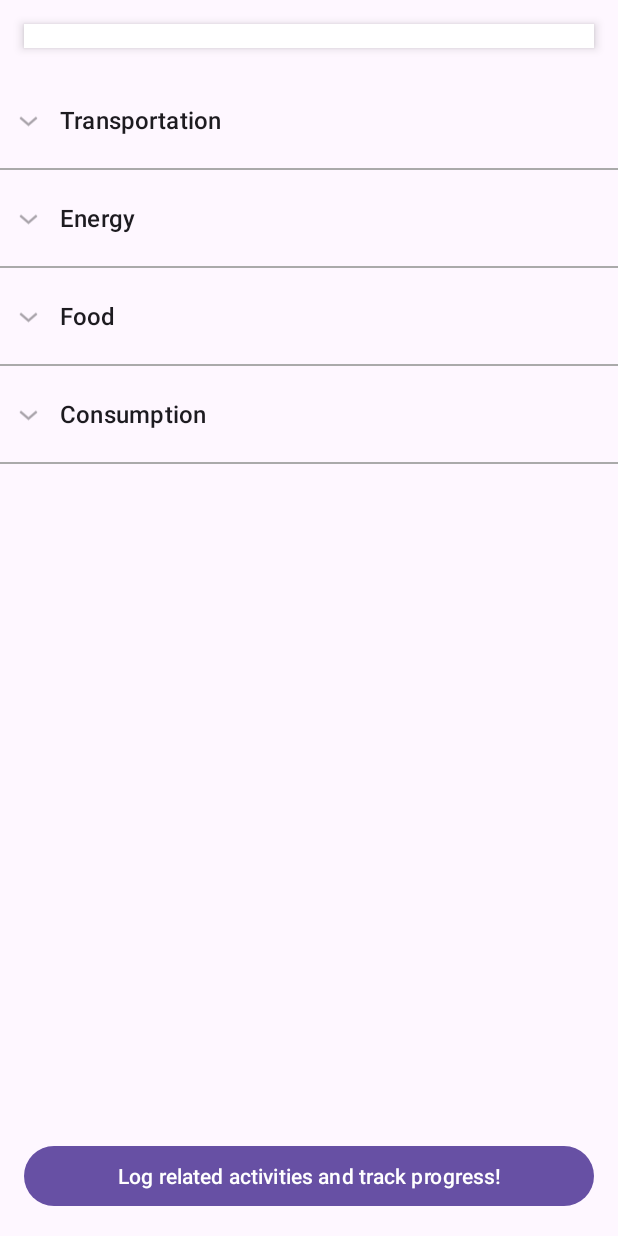
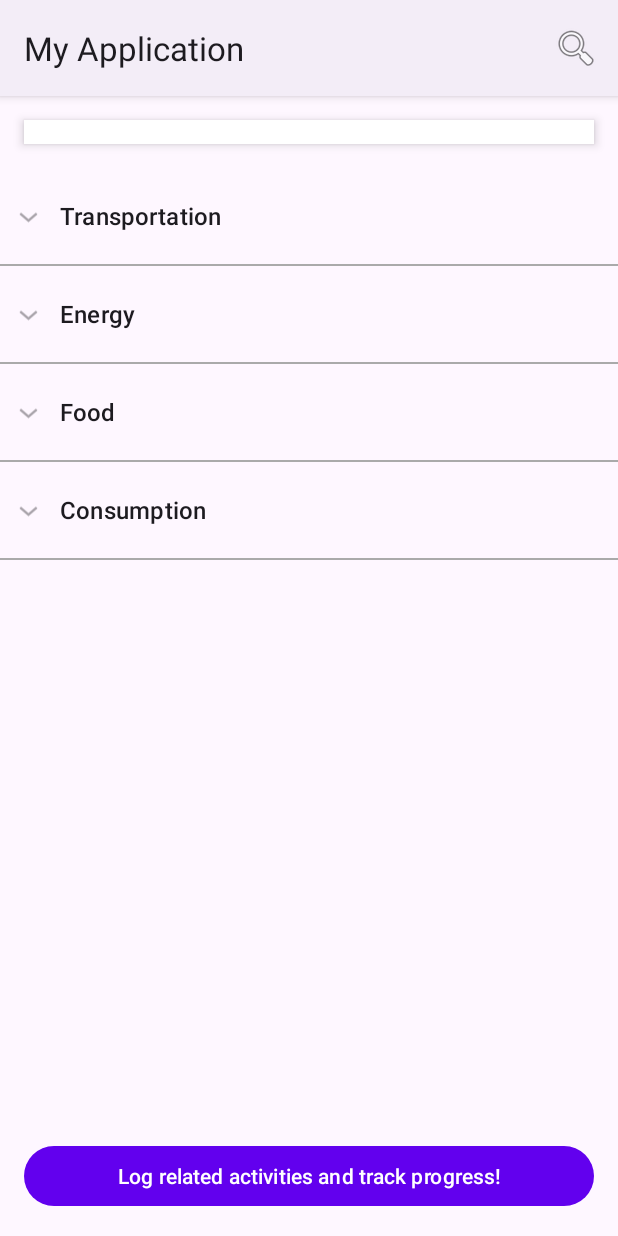
Before and after one commit to KaenKaslana/CSCB07-Software-Design-Project, an Android app: the MenuActivity screen opened directly, with no data from a screen before it, on a phone screen of 412 x 824 dp. Run offline under Robolectric (Android 15) with nearby library versions, the phone set to English and light mode, and no system bars; our stand-ins replace Firebase (no records; nobody signed in at launch, a user with empty details on screens opened directly).

Commit message:
fix: Edidted view for habit menu page

```diff
--- a/ProjectStarter/app/src/main/java/com/example/myapplication/MenuActivity.java
+++ b/ProjectStarter/app/src/main/java/com/example/myapplication/MenuActivity.java
@@ -68,9 +68,10 @@ public class MenuActivity extends AppCompatActivity {
     @Override
     protected void onCreate(Bundle savedInstanceState) {
         super.onCreate(savedInstanceState);
+        setTheme(R.style.Theme_MyApplication_PageSpecific);
         setContentView(R.layout.activity_menu);
         FirebaseApp.initializeApp(this);
-        setTheme(R.style.Theme_MyApplication_PageSpecific);
+
 
         // Get current user
         FirebaseAuth auth = FirebaseAuth.getInstance();
--- a/ProjectStarter/app/src/main/java/com/example/myapplication/SignUpActivity.java
+++ b/ProjectStarter/app/src/main/java/com/example/myapplication/SignUpActivity.java
@@ -78,6 +78,8 @@ public class SignUpActivity extends AppCompatActivity {
                                                 Toast.makeText(SignUpActivity.this, "Verification email sent. Please verify to complete registration.", Toast.LENGTH_SHORT).show();
                                                 // Store data, remove later since need to check email verification
                                                 storeUserData(user.getUid(), firstName, lastName, email);
+                                                DatabaseReference ref = FirebaseDatabase.getInstance().getReference("Users").child(user.getUid()).child("Answered");
+                                                ref.setValue(false);
                                                 firebaseAuth.signOut();
                                                 // Change to Log in later
                                                 Intent intent = new Intent(SignUpActivity.this, MainActivity.class);
--- a/ProjectStarter/app/src/main/java/com/example/myapplication/consumptionq4.java
+++ b/ProjectStarter/app/src/main/java/com/example/myapplication/consumptionq4.java
@@ -42,6 +42,8 @@ public class consumptionq4 extends AppCompatActivity {
 
         always = findViewById(R.id.opt4);
 
+        ref.child("Answered").setValue(true);
+
 
         never.setOnClickListener(new View.OnClickListener() {
             @Override
--- a/ProjectStarter/app/src/main/res/values-night/themes.xml
+++ b/ProjectStarter/app/src/main/res/values-night/themes.xml
@@ -1,7 +1,15 @@
 <resources xmlns:tools="http://schemas.android.com/tools">
     <!-- Base application theme. -->
     <style name="Base.Theme.MyApplication" parent="Theme.Material3.DayNight.NoActionBar">
-        <!-- Customize your dark theme here. -->
-        <!-- <item name="colorPrimary">@color/my_dark_primary</item> -->
+        <!-- Customize your light theme here. -->
+        <!-- <item name="colorPrimary">@color/my_light_primary</item> -->
+    </style>
+
+    <style name="Theme.MyApplication" parent="Base.Theme.MyApplication" />
+
+    <style name="Theme.MyApplication.PageSpecific" parent="Theme.Material3.DayNight">
+        <!-- Customize specific page theme here -->
+        <item name="colorPrimary">#FF6200EE</item>
+        <item name="colorAccent">#FF03DAC5</item>
     </style>
 </resources>
--- a/ProjectStarter/app/src/main/res/values/themes.xml
+++ b/ProjectStarter/app/src/main/res/values/themes.xml
@@ -1,6 +1,8 @@
 <resources xmlns:tools="http://schemas.android.com/tools">
     <!-- Base application theme. -->
     <style name="Base.Theme.MyApplication" parent="Theme.Material3.DayNight.NoActionBar">
+        <!-- Customize your light theme here. -->
+        <!-- <item name="colorPrimary">@color/my_light_primary</item> -->
     </style>
 
     <style name="Theme.MyApplication" parent="Base.Theme.MyApplication" />
```
Also changed, not shown: ProjectStarter/app/src/main/java/com/example/myapplication/intro.java (+14 -0 lines).
